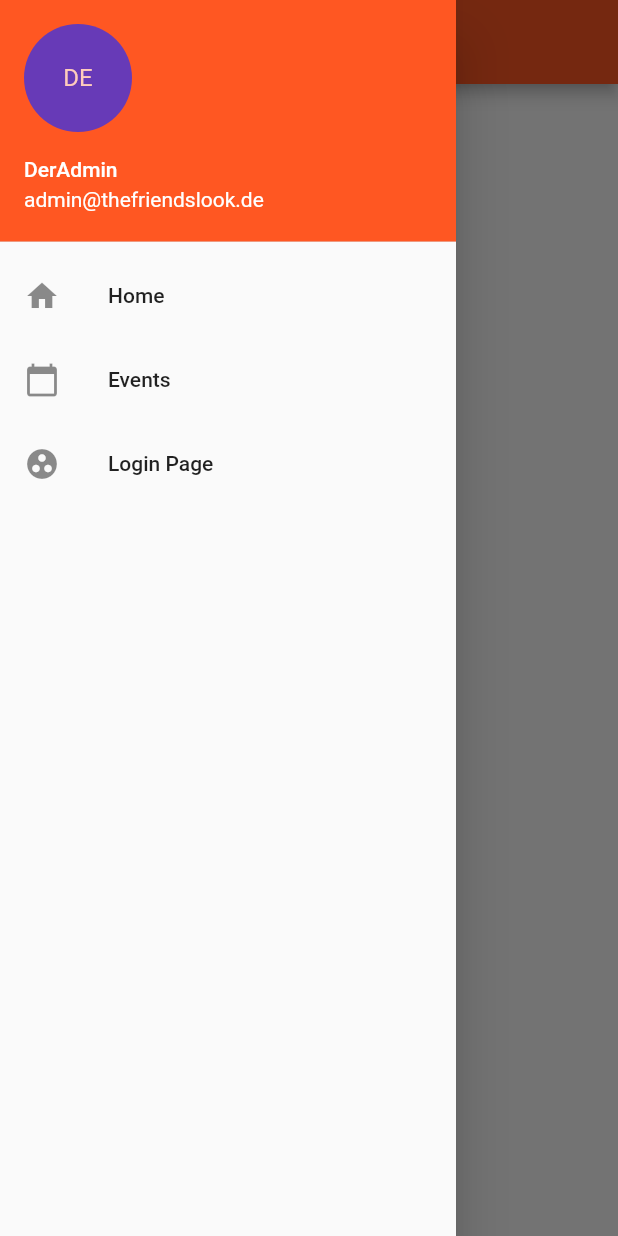
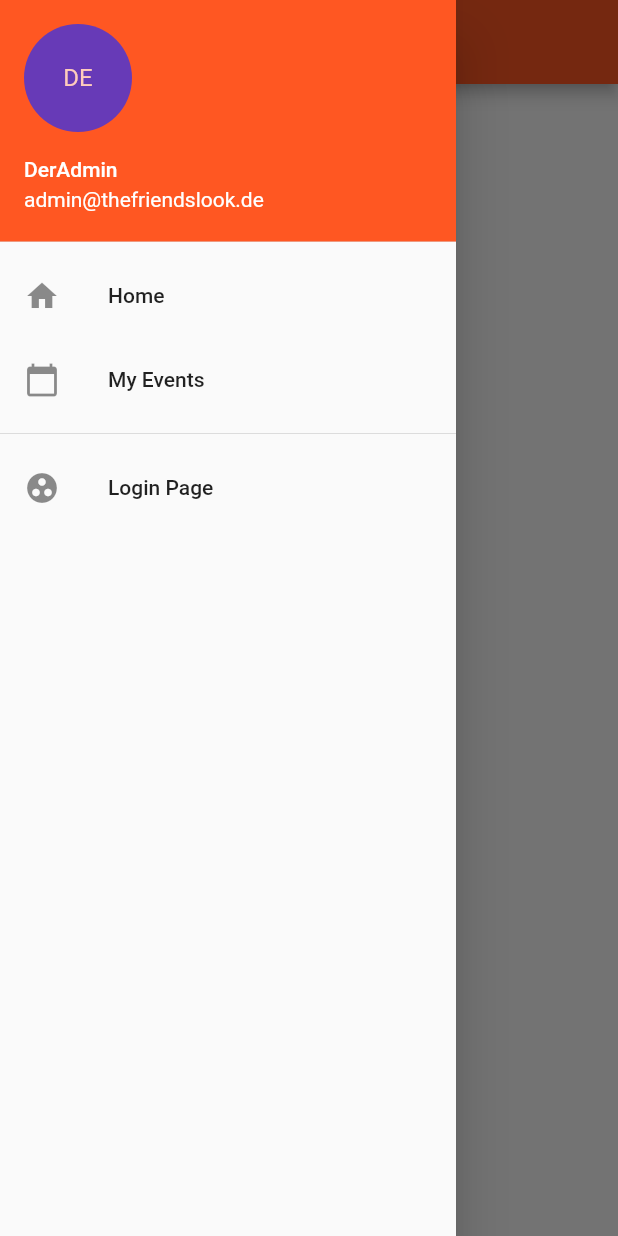
Before and after one commit to Mo-Mehjazi/TheFriendsLook, a Flutter app: the screen it shows after launch, with the side drawer open, on a phone screen of 412 x 824 dp. Run offline on Flutter 3.47's test engine with Material 2 defaults, Android fonts, the phone set to English and light mode, and no system bars; our stand-ins replace flutter_svg.

```diff
--- a/lib/user_drawer.dart
+++ b/lib/user_drawer.dart
@@ -33,13 +33,14 @@ class UserDrawer extends StatelessWidget {
             leading: Icon(Icons.home),
           ),
           ListTile(
-            title: Text('Events'),
+            title: Text('My Events'),
             onTap: () {
               nav.pop();
               nav.pushNamed('/events');
             },
             leading: Icon(Icons.calendar_today),
           ),
+          Divider(),
           ListTile(
             title: Text('Login Page'),
             onTap: () {
```
